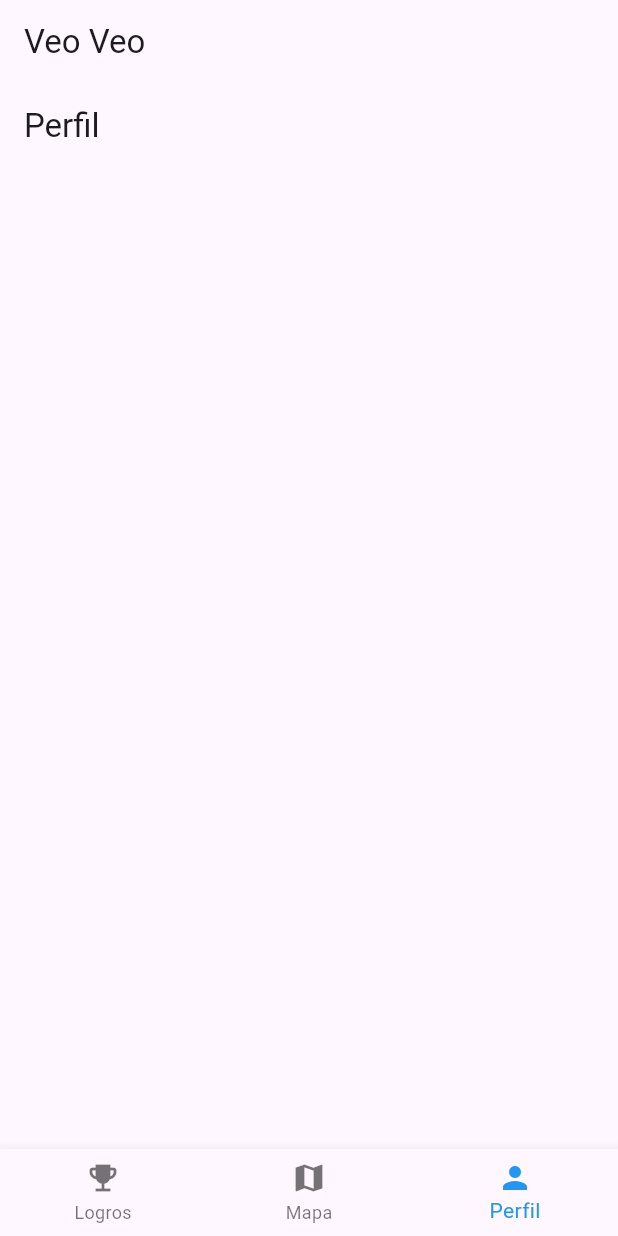
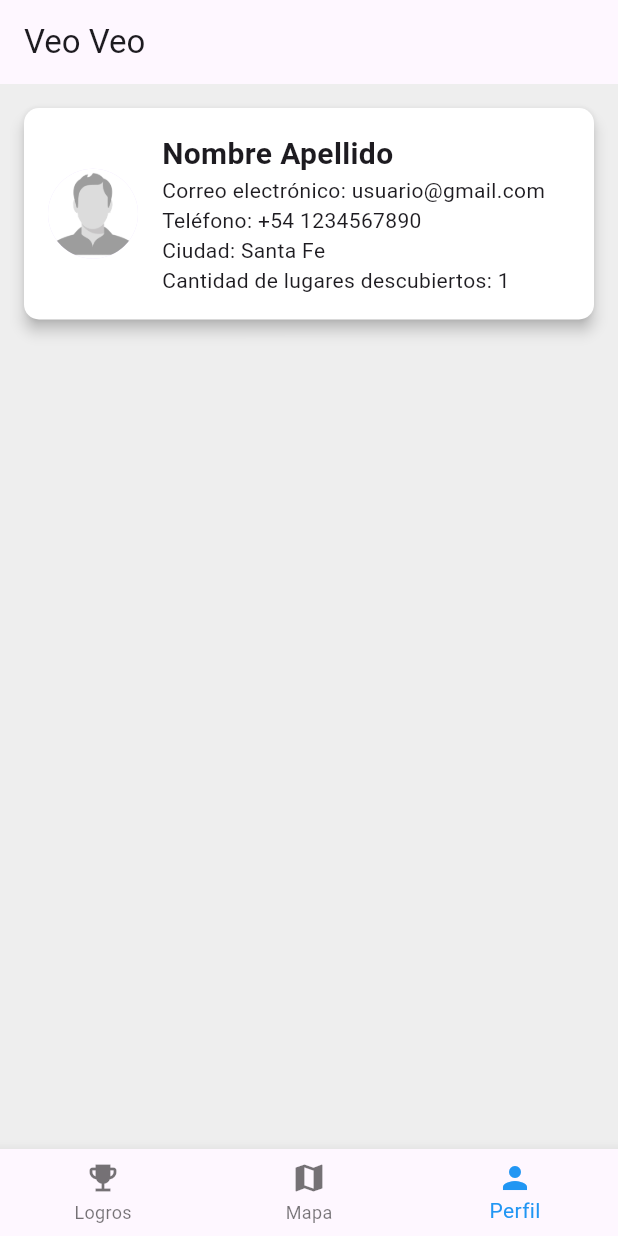
Before and after one commit to Patacon13/veo_veo, a Flutter app: the screen it shows after launch, item 3 of the bottom bar chosen, on a phone screen of 412 x 824 dp. Run offline on Flutter 3.47's test engine with Material 3 defaults, Android fonts, the phone set to English and light mode, and no system bars; our stand-ins replace google_maps_flutter, latlong2, location, rxdart; missing offline and left inert: country_pickers, qr_code_scanner.

Commit message:
agregada ubicacion actual en mapa e interfaz de perfil

```diff
--- a/lib/ui/pages/perfil/perfil.dart
+++ b/lib/ui/pages/perfil/perfil.dart
@@ -12,11 +12,81 @@ class _PerfilPageState extends State<PerfilPage> {
   @override
   Widget build(BuildContext context) {
     return Scaffold(
-      appBar: AppBar(
-        title: Text('Perfil'),
+      body: Container(
+        color: Colors.grey[200],
+        child: Column(
+          crossAxisAlignment: CrossAxisAlignment.stretch,
+          children: [
+            GestureDetector(
+              onTap: () {
+                _mostrarFotoAmpliada();
+              },
+              child: Card(
+                elevation: 4,
+                margin: EdgeInsets.all(16),
+                color: Colors.white,
+                shape: RoundedRectangleBorder(
+                  borderRadius: BorderRadius.circular(10),
+                ),
+                child: const Padding(
+                  padding: EdgeInsets.all(16),
+                  child: Row(
+                    children: [
+                      CircleAvatar(
+                        radius: 30,
+                        backgroundImage: AssetImage('assets/user.png'),
+                      ),
+                      SizedBox(width: 16),
+                      Expanded(
+                        child: Column(
+                          crossAxisAlignment: CrossAxisAlignment.start,
+                          children: [
+                            Text(
+                              'Nombre Apellido',
+                              style: TextStyle(
+                                fontSize: 20,
+                                fontWeight: FontWeight.bold,
+                              ),
+                            ),
+                            Text(
+                              'Correo electrónico: usuario@gmail.com',
+                            ),
+                            Text(
+                              'Teléfono: +54 1234567890',
+                            ),
+                            Text(
+                              'Ciudad: Santa Fe',
+                            ),
+                            Text(
+                              'Cantidad de lugares descubiertos: 1',
+                            ),
+                          ],
+                        ),
+                      ),
+                    ],
+                  ),
+                ),
+              ),
+            ),
+            SizedBox(height: 16),
+
+          ],
+        ),
       ),
     );
-
   }
 
+  void _mostrarFotoAmpliada() {
+    showDialog(
+      context: context,
+      builder: (BuildContext context) {
+        return const AlertDialog(
+          content: CircleAvatar(
+            radius: 100,
+            backgroundImage: AssetImage('assets/user.png'),
+          ),
+        );
+      },
+    );
+  }
 }
--- a/lib/ui/pages/scan_qr/scan_qr.dart
+++ b/lib/ui/pages/scan_qr/scan_qr.dart
@@ -13,7 +13,7 @@ class _QRScannerPageState extends State<QRScannerPage> {
   final GlobalKey qrKey = GlobalKey(debugLabel: 'QR');
   late QRViewController controller;
   String? result = '';
-  bool isScanning = true; // Iniciamos el escaneo al principio
+  bool isScanning = true;
   late QRCheckerBloc _qrCheckerBloc;
 
   @override
--- a/pubspec.yaml
+++ b/pubspec.yaml
@@ -34,7 +34,7 @@ dependencies:
   rxdart: ^0.27.7
   google_maps_flutter: ^2.0.10
   qr_code_scanner: ^1.0.1
-
+  location: ^6.0.1
 
   # The following adds the Cupertino Icons font to your application.
   # Use with the CupertinoIcons class for iOS style icons.
```
Also changed, not shown: lib/ui/pages/logros/logros.dart (+0 -36 lines), lib/ui/pages/mapa/mapa.dart (+44 -8 lines), pubspec.lock, 4 other files.
